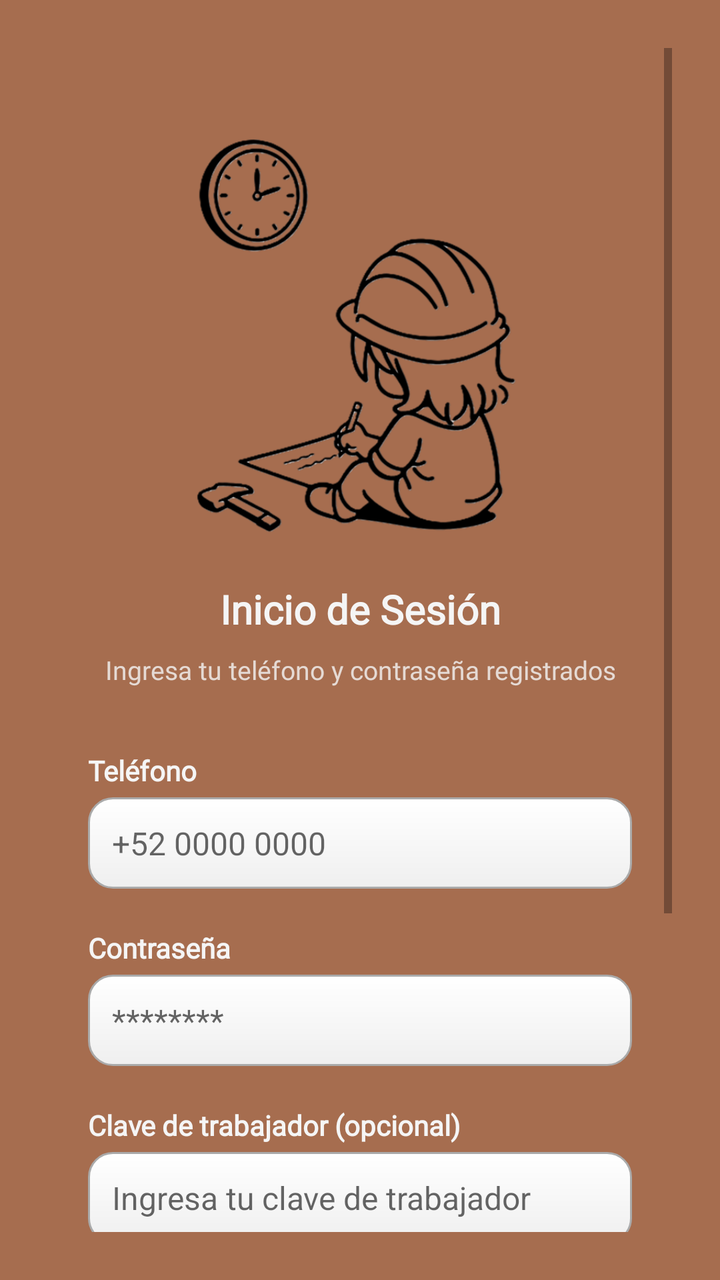
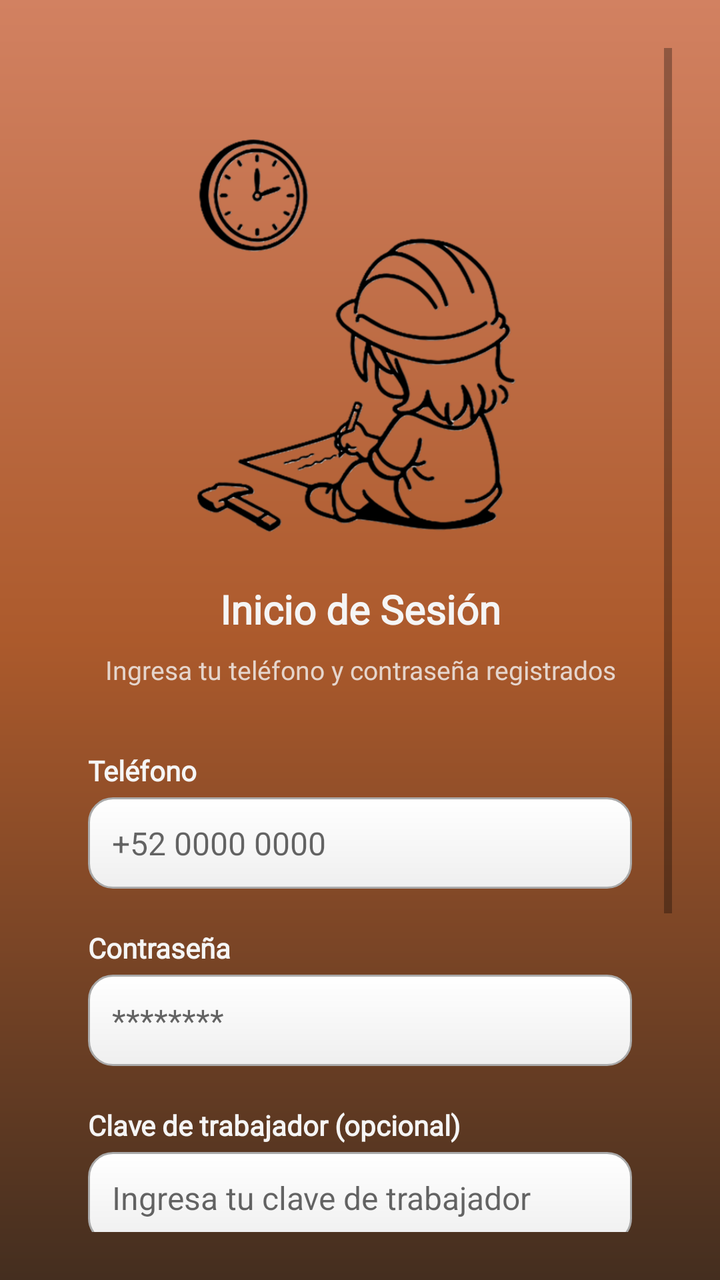

Screens rendered from an Android XML layout before and after an edit, with the pre-edit source and the edit as a unified diff.
<!-- AndroidManifest.xml: application theme Theme.Satori_by_Aristo -->
<!-- res/layout/activity_inicio_de_sesion.xml -->
<?xml version="1.0" encoding="utf-8"?>
<ScrollView xmlns:android="http://schemas.android.com/apk/res/android"
    xmlns:app="http://schemas.android.com/apk/res-auto"
    xmlns:tools="http://schemas.android.com/tools"
    android:id="@+id/main"
    android:layout_width="match_parent"
    android:layout_height="match_parent"
    android:background="@color/naranja_fondo"
    android:padding="24dp"
    tools:context=".InicioDeSesion">

    <LinearLayout
        android:layout_width="match_parent"
        android:layout_height="wrap_content"
        android:orientation="vertical"
        android:gravity="center_horizontal">

        
        <LinearLayout
            android:id="@+id/loginContainer"
            android:layout_width="match_parent"
            android:layout_height="wrap_content"
            android:orientation="vertical">

            
            <ImageView
                android:id="@+id/imageView"
                android:layout_width="197dp"
                android:layout_height="207dp"
                android:layout_gravity="center"
                android:layout_marginTop="40dp"
                android:layout_marginBottom="20dp"
                app:srcCompat="@drawable/satoric" />

            
            <TextView
                android:layout_width="match_parent"
                android:layout_height="wrap_content"
                android:text="Inicio de Sesión"
                android:textColor="@color/blanco_hueso"
                android:textSize="20sp"
                android:textStyle="bold"
                android:fontFamily="@font/rob_bold"
                android:gravity="center"
                android:layout_marginBottom="8dp" />

            <TextView
                android:layout_width="match_parent"
                android:layout_height="wrap_content"
                android:text="Ingresa tu teléfono y contraseña registrados"
                android:textColor="@color/blanco_hueso"
                android:textSize="13sp"
                android:fontFamily="@font/rob_med"
                android:gravity="center"
                android:alpha="0.8"
                android:layout_marginBottom="32dp" />

            
            <TextView
                android:layout_width="match_parent"
                android:layout_height="wrap_content"
                android:text="Teléfono"
                android:textColor="@color/blanco_hueso"
                android:textSize="14sp"
                android:textStyle="bold"
                android:fontFamily="@font/rob_med"
                android:layout_marginBottom="4dp"
                android:layout_marginLeft="20dp" />

            <EditText
                android:id="@+id/telefono"
                android:layout_width="match_parent"
                android:layout_height="wrap_content"
                android:hint="+52 0000 0000"
                android:inputType="phone"
                android:padding="12dp"
                android:background="@drawable/edittext_background"
                android:textColor="@color/black"
                android:textSize="16sp"
                android:layout_marginBottom="20dp"
                android:layout_marginHorizontal="20dp" />

            
            <TextView
                android:layout_width="match_parent"
                android:layout_height="wrap_content"
                android:text="Contraseña"
                android:textColor="@color/blanco_hueso"
                android:textSize="14sp"
                android:textStyle="bold"
                android:fontFamily="@font/rob_med"
                android:layout_marginBottom="4dp"
                android:layout_marginLeft="20dp" />

            <EditText
                android:id="@+id/contrasena"
                android:layout_width="match_parent"
                android:layout_height="wrap_content"
                android:hint="********"
                android:inputType="textPassword"
                android:padding="12dp"
                android:background="@drawable/edittext_background"
                android:textColor="@color/black"
                android:textSize="16sp"
                android:layout_marginBottom="20dp"
                android:layout_marginHorizontal="20dp" />

            
            <TextView
                android:layout_width="match_parent"
                android:layout_height="wrap_content"
                android:text="Clave de trabajador (opcional)"
                android:textColor="@color/blanco_hueso"
                android:textSize="14sp"
                android:textStyle="bold"
                android:fontFamily="@font/rob_med"
                android:layout_marginBottom="4dp"
                android:layout_marginLeft="20dp" />

            <EditText
                android:id="@+id/claveAdmin"
                android:layout_width="match_parent"
                android:layout_height="wrap_content"
                android:hint="Ingresa tu clave de trabajador"
                android:inputType="textPassword"
                android:padding="12dp"
                android:background="@drawable/edittext_background"
                android:textColor="@color/black"
                android:textSize="16sp"
                android:layout_marginBottom="32dp"
                android:layout_marginHorizontal="20dp" />

            
            <com.google.android.material.button.MaterialButton
                android:id="@+id/InicioDeSesion"
                android:layout_width="match_parent"
                android:layout_height="56dp"
                android:text="INICIO DE SESIÓN"
                android:textSize="16sp"
                android:textStyle="bold"
                app:cornerRadius="16dp"
                app:backgroundTint="@color/naranja_boton"
                android:textColor="@android:color/white"
                android:layout_marginBottom="24dp"
                android:layout_marginHorizontal="20dp"
                app:elevation="4dp" />

            
            <TextView
                android:id="@+id/registro"
                android:layout_width="match_parent"
                android:layout_height="wrap_content"
                android:text="¿Aún no estás registrado?"
                android:textColor="@color/blanco_hueso"
                android:textSize="13sp"
                android:fontFamily="@font/rob_med"
                android:gravity="center"
                android:alpha="0.8"
                android:layout_marginBottom="12dp" />

            <com.google.android.material.button.MaterialButton
                android:id="@+id/Registro"
                style="@style/Widget.MaterialComponents.Button.OutlinedButton"
                android:layout_width="match_parent"
                android:layout_height="56dp"
                android:text="REGISTRO"
                android:textColor="@android:color/white"
                android:textSize="16sp"
                android:textStyle="bold"
                app:cornerRadius="16dp"
                app:strokeColor="@android:color/white"
                app:strokeWidth="2dp"
                android:layout_marginHorizontal="20dp" />

        </LinearLayout>
        
        <com.airbnb.lottie.LottieAnimationView
            android:id="@+id/truckAnimation"
            android:layout_width="300dp"
            android:layout_height="300dp"
            android:layout_gravity="center"
            android:layout_marginTop="80dp"
            android:layout_marginBottom="80dp"
            android:visibility="gone"
            app:lottie_rawRes="@raw/truck_running"
            app:lottie_loop="true"/>

        
        <TextView
            android:layout_width="match_parent"
            android:layout_height="wrap_content"
            android:layout_marginTop="40dp"
            android:fontFamily="@font/rob_norm"
            android:gravity="center"
            android:text="Aristo S.A.S. 2025"
            android:textColor="@color/blanco_hueso"
            android:textSize="12sp"
            android:alpha="0.6" />

    </LinearLayout>
</ScrollView>
<!-- resources referenced by this layout -->
<resources>
  <color name="black">#FF000000</color>
  <color name="blanco_hueso">#F5F5F5</color>
  <color name="naranja_boton">#D98252</color>
  <color name="naranja_fondo">#A66D4F</color>
  <!-- drawable edittext_background (drawable) -->
  <shape xmlns:android="http://schemas.android.com/apk/res/android"
      android:shape="rectangle">
  
      
      <solid android:color="@android:color/white" />
  
      
      <corners android:radius="12dp" />
  
      
      <stroke
          android:width="1dp"
          android:color="@android:color/darker_gray" />
  
      
      <padding
          android:left="8dp"
          android:top="8dp"
          android:right="8dp"
          android:bottom="8dp" />
  
      
      <gradient
          android:startColor="#FFFFFFFF"
          android:endColor="#FFEFEFEF"
          android:angle="270" />
  </shape>
  <!-- drawable satoric: png bitmap (drawable, 126775 bytes) -->
  <style name="Theme.Satori_by_Aristo" parent="Theme.MaterialComponents.DayNight.DarkActionBar">
          
          <item name="colorPrimary">@color/orange</item>
          <item name="colorPrimaryVariant">@color/orange_dark</item>
          <item name="colorOnPrimary">@color/white</item>
          <item name="colorSecondary">@color/grey</item>
          <item name="colorOnSecondary">@color/black</item>
      </style>
  <color name="orange">#FF9800</color>
  <color name="orange_dark">#F57C00</color>
  <color name="white">#FFFFFFFF</color>
  <color name="grey">#BF040303</color>
</resources>

<!-- the commit's change to res/layout/activity_inicio_de_sesion.xml (unified diff, before → after) -->
@@ -5,7 +5,7 @@
     android:id="@+id/main"
     android:layout_width="match_parent"
     android:layout_height="match_parent"
-    android:background="@color/naranja_fondo"
+    android:background="@drawable/bg_gradient"
     android:padding="24dp"
     tools:context=".InicioDeSesion">
 
<!-- resource entries referenced after the edit -->
@@ -3,7 +3,15 @@
   <color name="black">#FF000000</color>
   <color name="blanco_hueso">#F5F5F5</color>
   <color name="naranja_boton">#D98252</color>
-  <color name="naranja_fondo">#A66D4F</color>
+  <!-- drawable bg_gradient (drawable) -->
+  <shape xmlns:android="http://schemas.android.com/apk/res/android"
+      android:shape="rectangle">
+      <gradient
+          android:startColor="#442E1F"
+          android:centerColor="#AC5A2C"
+          android:endColor="#D28161"
+          android:angle="90"/>
+  </shape>
   <!-- drawable edittext_background (drawable) -->
   <shape xmlns:android="http://schemas.android.com/apk/res/android"
       android:shape="rectangle">
@@ -40,6 +48,12 @@
           <item name="colorOnPrimary">@color/white</item>
           <item name="colorSecondary">@color/grey</item>
           <item name="colorOnSecondary">@color/black</item>
+  
+          
+          <item name="android:statusBarColor">@color/orange_dark</item> 
+          <item name="android:windowDrawsSystemBarBackgrounds">true</item> 
+          <item name="windowActionBar">true</item>
+          <item name="windowNoTitle">false</item>
       </style>
   <color name="orange">#FF9800</color>
   <color name="orange_dark">#F57C00</color>
